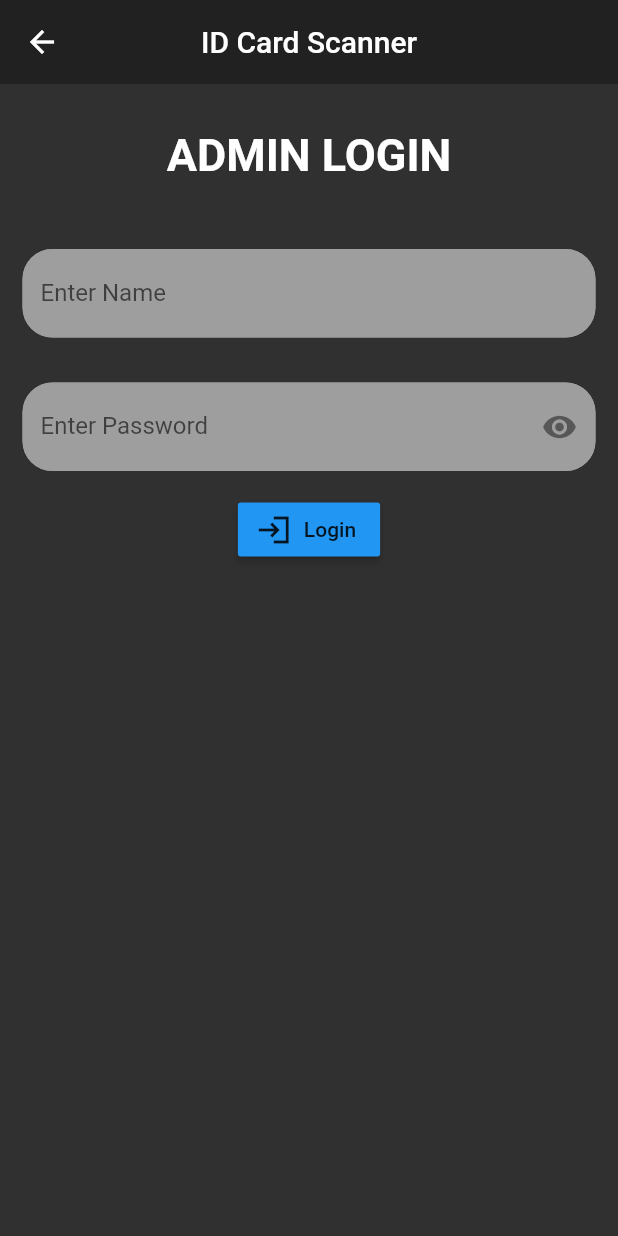
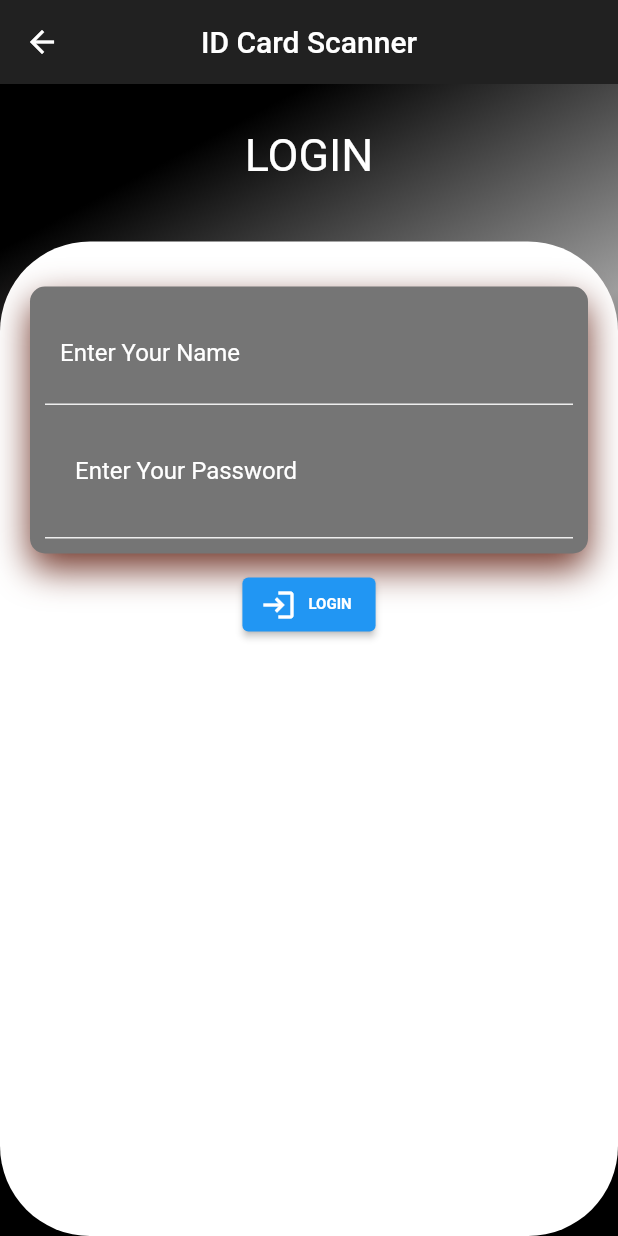
Before and after one commit to jillellamudisurya/ID-Card-Scanner, a Flutter app: the Adminlogin screen opened directly, on a phone screen of 412 x 824 dp. Run offline on Flutter 3.47's test engine with Material 2 defaults, Android fonts, the light colour scheme and no system bars; missing offline and left inert: flutter_barcode_scanner.

Commit message:
Modified app 1.0

```diff
--- a/lib/admin_login.dart
+++ b/lib/admin_login.dart
@@ -15,113 +15,141 @@ class _AdminloginState extends State<Adminlogin> {
   @override
   Widget build(BuildContext context) {
     return Scaffold(
-      backgroundColor: Colors.grey[850],
+      //backgroundColor: Colors.grey[850],
       appBar: AppBar(
         title: Text('ID Card Scanner'),
         backgroundColor: Colors.grey[900],
         centerTitle: true,
         elevation: 0.0,
       ),
-      body: Column(
-        children: [
-          SizedBox(height:30.0),
-          Center(
-              child: Text(
-                'ADMIN LOGIN',
-                style: TextStyle(
-                  fontWeight: FontWeight.bold,
-                  fontSize: 30.0,
-                  color: Colors.white,
-                ),
+      body: Container(
+          decoration: BoxDecoration(
+              gradient: LinearGradient(
+                  begin: Alignment.topCenter,
+                  colors: [
+                    Colors.black,
+                    Colors.grey,
+                    Colors.black
+                  ]
               )
           ),
-          SizedBox(height: 30.0),
+          child: Column(
+            children: [
+              SizedBox(height: 10,),
               Padding(
-            padding: const EdgeInsets.all(15),
-            child: Center(
+                padding: EdgeInsets.all(20),
+                child: Column(
+                  children: [
+                    Text(
+                      'LOGIN',
+                      style: TextStyle(
+                          fontSize: 30,
+                          color: Colors.white
+                      ),
+                    ),
+                  ],
+                ),
+              ),
+              SizedBox(height: 20,),
+              Expanded(
+                  child:Container(
+                    decoration: BoxDecoration(
+                        color: Colors.white,
+                        borderRadius: BorderRadius.only(topLeft: Radius.circular(60),topRight: Radius.circular(60),bottomLeft: Radius.circular(60),bottomRight: Radius.circular(60))
+                    ),
+                    child: Padding(
+                      padding: EdgeInsets.all(20),
+                      child: Column(
+                        children: [
+                          SizedBox(height: 10,),
+                          Container(
+                            padding: EdgeInsets.all(10),
+                            decoration: BoxDecoration(
+                                color: Colors.grey[600],
+                                borderRadius: BorderRadius.circular(10),
+                                boxShadow: [
+                                  BoxShadow(
+                                      color: Color.fromARGB(225, 95, 27, 13),
+                                      blurRadius: 20,
+                                      offset: Offset(0,10)
+                                  )
+                                ]
+                            ),
+                            child: Column(
+                              children: [
+                                Container(
+                                  padding: EdgeInsets.all(10),
+                                  decoration: BoxDecoration(
+                                      border: Border(bottom: BorderSide(color: Colors.grey[200]))
+                                  ),
                                   child: Form(
-
                                     key: formkey,
                                     child: TextFormField(
-
-                  keyboardType: TextInputType.name,
-                  obscureText: true,
-
                                       validator: (String name){
                                         if(name.isEmpty){
                                           return "Required *";
                                         }
                                       },
-
                                       decoration: InputDecoration(
-
-                      labelText: 'Enter Name',
-                      hintText: 'enter your name',
-                      filled: true,
-                      fillColor: Colors.grey,
-                      enabledBorder: OutlineInputBorder(
-                        borderSide: BorderSide(color: Colors.grey),
-                        borderRadius:BorderRadius.all(Radius.circular(20)),
-                      ),
-                      focusedBorder: OutlineInputBorder(
-                        borderSide: BorderSide(color: Colors.blue),
-                        borderRadius:BorderRadius.all(Radius.circular(20)),
-                      )
+                                          hintText: 'Enter Your Name',
+                                          hintStyle: TextStyle(color: Colors.white),
+                                          border: InputBorder.none
                                       ),
                                     ),
                                   ),
                                 ),
+                                Container(
+                                  padding: EdgeInsets.all(20),
+                                  decoration: BoxDecoration(
+                                      border: Border(bottom: BorderSide(color: Colors.grey[200]))
                                   ),
-          Padding(
-            padding: const EdgeInsets.all(15),
                                   child: Form(
                                     key: formkey1,
                                     child: TextFormField(
-                validator: (String password){
-                  if(password.isEmpty){
+                                      validator: (String name){
+                                        if(name.isEmpty){
                                           return "Required *";
                                         }
                                       },
-                keyboardType: TextInputType.name,
-                obscureText: true,
                                       decoration: InputDecoration(
-
-                    labelText: 'Enter Password',
-                    hintText: 'enter your password',
-                    filled: true,
-                    fillColor: Colors.grey,
-                    suffixIcon: InkWell(
-                        child: Icon(
-                          Icons.visibility,
-                        )
-                    ),
-                    enabledBorder: OutlineInputBorder(
-                      borderSide: BorderSide(color: Colors.grey),
-                      borderRadius:BorderRadius.all(Radius.circular(20)),
-                    ),
-                    focusedBorder: OutlineInputBorder(
-                      borderSide: BorderSide(color: Colors.blue),
-                      borderRadius:BorderRadius.all(Radius.circular(20)),
-                    )
+                                          hintText: 'Enter Your Password',
+                                          hintStyle: TextStyle(color: Colors.white),
+                                          border: InputBorder.none
                                       ),
                                     ),
                                   ),
+                                )
+                              ],
                             ),
+                          ),
+                          SizedBox(height: 10,),
                           Center(
-            child: RaisedButton.icon(onPressed: (){
-              if(formkey.currentState.validate()&&formkey1.currentState.validate()) {
+                            child:ElevatedButton.icon(
+                              onPressed: () {
+                                if (formkey.currentState.validate() &&
+                                    formkey1.currentState.validate()) {
                                   Navigator.push(context, MaterialPageRoute(builder: (context) => Adminsuccess()));
                                 }
                               },
                               icon: Icon(
-                Icons.login_sharp,
+                                Icons.login,
                               ),
-              label: Text('Login'),
-              color: Colors.blue,
+                              label: Text(
+                                'LOGIN',
+                                style: TextStyle(
+                                  fontSize: 10.0,
+                                  fontWeight: FontWeight.bold,
                                 ),
                               ),
-          SizedBox(height: 30.0,),
+                            ),
+                          )
                         ],
+                      ),
+                    ),
+                  )
+              )
+            ],
+          )
       ),
     );
   }
```
Lines whose indentation alone changed are shown as unchanged.
